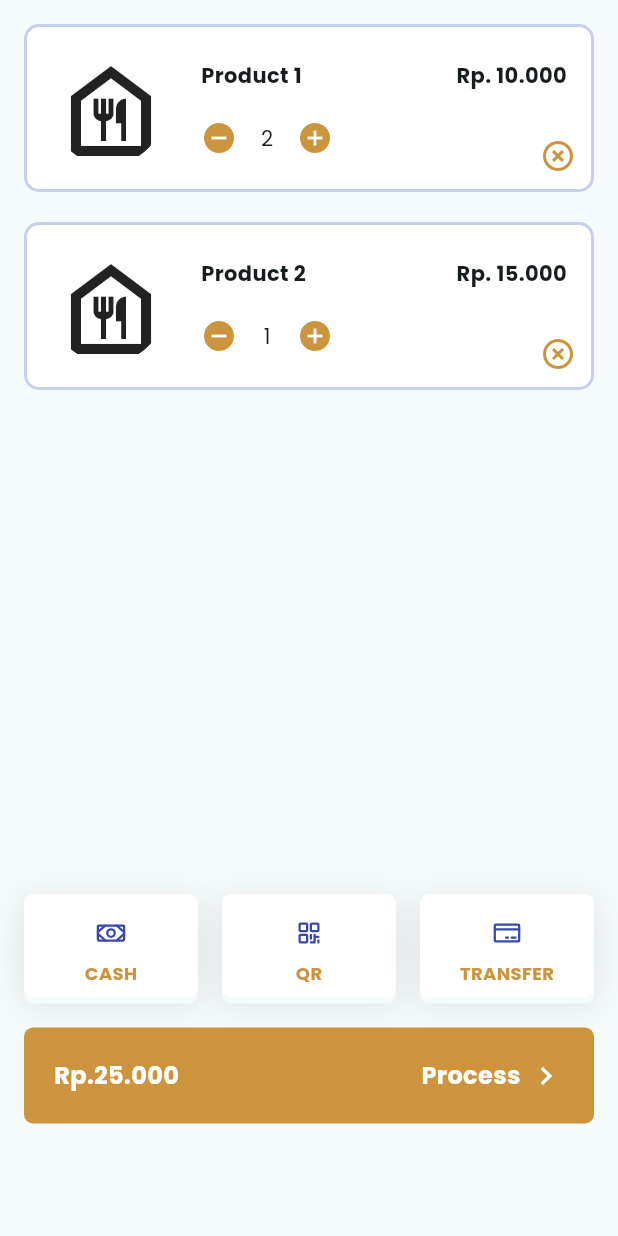
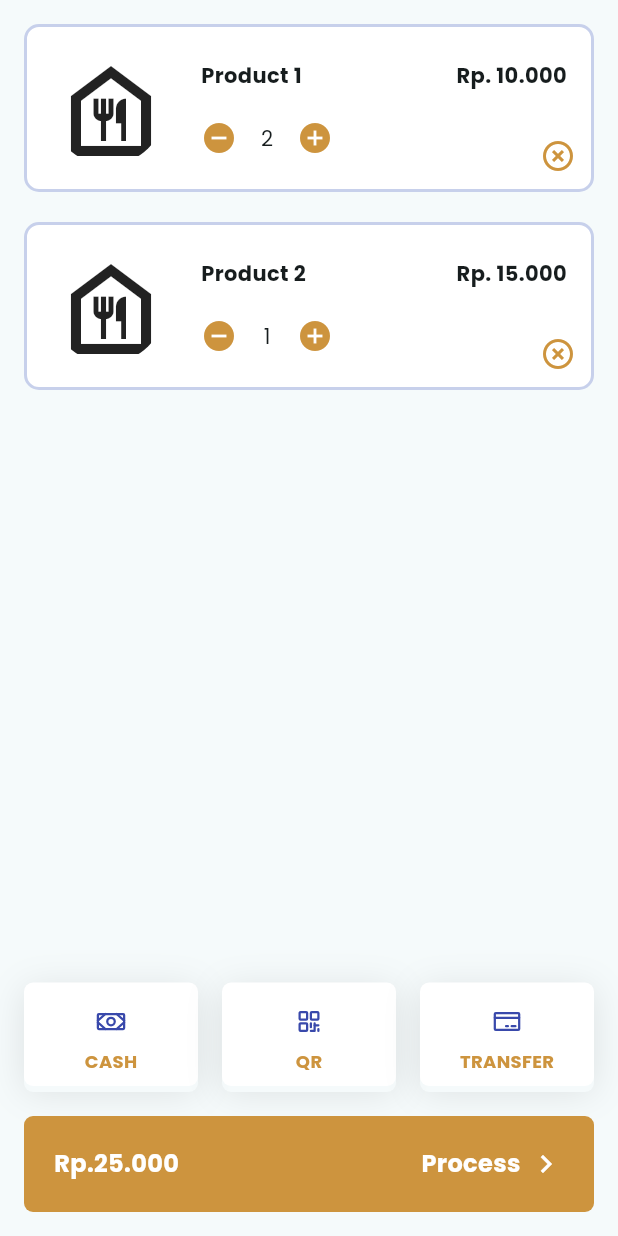
Before and after one commit to rizqiirkhamm/canteen_app, a Flutter app: the OrderPage widget shown alone on an empty page, opened directly, on a phone screen of 412 x 824 dp. Run offline on Flutter 3.47's test engine with Material 3 defaults, Android fonts, the phone set to English and light mode, and no system bars; drawn by our look-alikes of cached_network_image; our stand-ins replace flutter_svg, google_fonts, image_picker, lottie, vector_graphics; network calls fail.

```diff
--- a/lib/presentation/home/pages/home_page.dart
+++ b/lib/presentation/home/pages/home_page.dart
@@ -43,7 +43,7 @@ class _HomePageState extends State<HomePage> {
   @override
   Widget build(BuildContext context) {
     return Padding(
-      padding: EdgeInsets.symmetric(horizontal: 20.0, vertical: 16.0),
+      padding: EdgeInsets.symmetric(horizontal: 20.0, ),
       child: ListView(
         children: [
           AppTile(text: 'Catalog'),
--- a/lib/presentation/order/pages/order_page.dart
+++ b/lib/presentation/order/pages/order_page.dart
@@ -43,7 +43,8 @@ class _OrderPageState extends State<OrderPage> {
   @override
   Widget build(BuildContext context) {
     return SafeArea(
-      child: ListView(
+      child: Column(
+        mainAxisAlignment: MainAxisAlignment.spaceBetween,
         children: [
           orders.isEmpty
               ? const Center(
@@ -61,9 +62,8 @@ class _OrderPageState extends State<OrderPage> {
               onDeleteTap: () {},
             ),
           ),
-          SpaceHeight(320.0),
           Padding(
-            padding: const EdgeInsets.only(bottom: 90.0, left: 16.0, right: 16.0),
+            padding: const EdgeInsets.only( left: 16.0, right: 16.0, bottom: 16.0),
             child: Column(
               mainAxisSize: MainAxisSize.min,
               children: [
```
Also changed, not shown: lib/presentation/general/dashboard_page.dart (+18 -30 lines).
